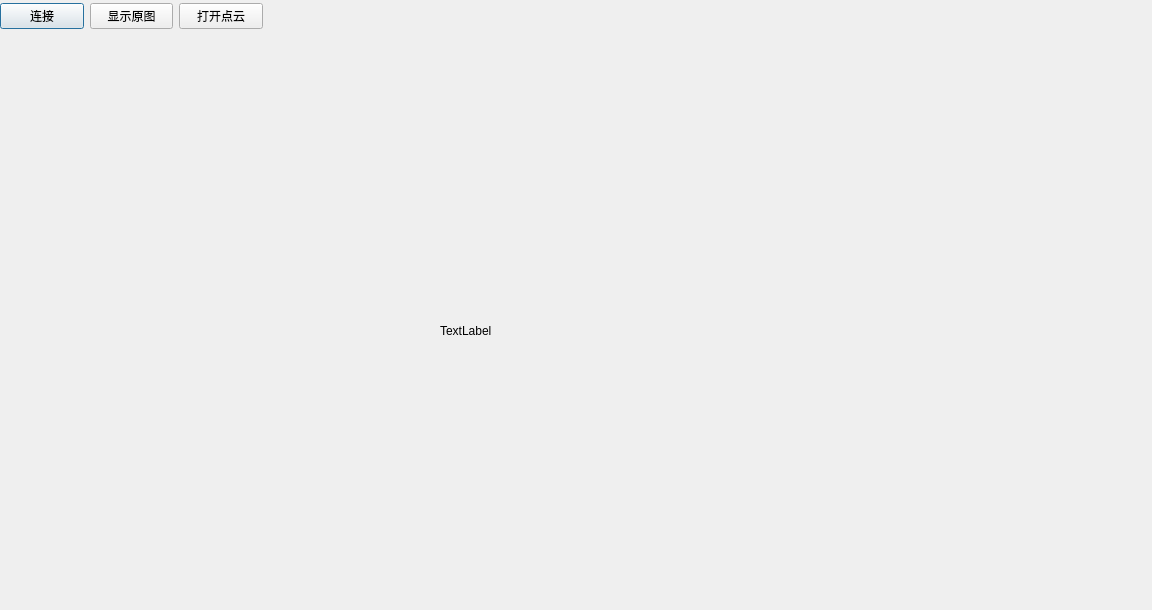
This is leaser_measurementdlg.ui in qubo188612/leaser_measurement as Qt 5 draws it before an edit. The edited form follows.
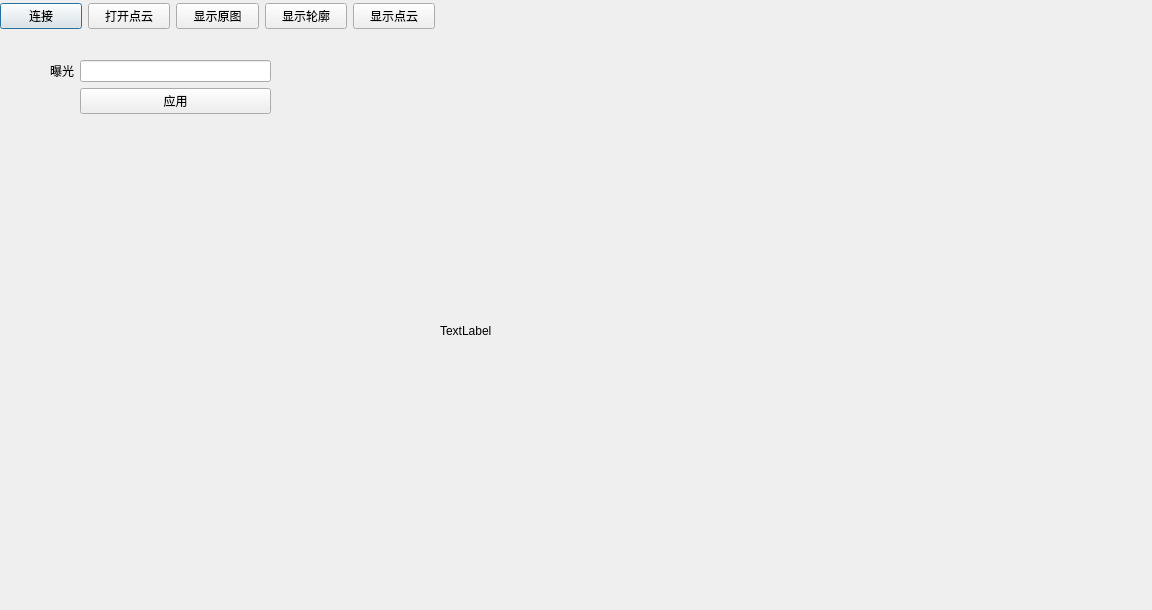
This is the edited form.

The edit to the form file:
```diff
--- a/leaser_measurementdlg.ui
+++ b/leaser_measurementdlg.ui
@@ -18,25 +18,18 @@
     <rect>
      <x>0</x>
      <y>0</y>
-     <width>263</width>
+     <width>435</width>
      <height>32</height>
     </rect>
    </property>
    <layout class="QHBoxLayout" name="horizontalLayout">
     <item>
-     <widget class="QPushButton" name="pushButton">
+     <widget class="QPushButton" name="connectcamBtn">
       <property name="text">
        <string>连接</string>
       </property>
      </widget>
     </item>
-    <item>
-     <widget class="QPushButton" name="pushButton_2">
-      <property name="text">
-       <string>显示原图</string>
-      </property>
-     </widget>
-    </item>
     <item>
      <widget class="QPushButton" name="openpointfileBtn">
       <property name="text">
@@ -44,6 +37,27 @@
       </property>
      </widget>
     </item>
+    <item>
+     <widget class="QPushButton" name="pushButton_2">
+      <property name="text">
+       <string>显示原图</string>
+      </property>
+     </widget>
+    </item>
+    <item>
+     <widget class="QPushButton" name="pushButton">
+      <property name="text">
+       <string>显示轮廓</string>
+      </property>
+     </widget>
+    </item>
+    <item>
+     <widget class="QPushButton" name="pushButton_4">
+      <property name="text">
+       <string>显示点云</string>
+      </property>
+     </widget>
+    </item>
    </layout>
   </widget>
   <widget class="QLabel" name="label">
@@ -59,6 +73,35 @@
     <string>TextLabel</string>
    </property>
   </widget>
+  <widget class="QWidget" name="formLayoutWidget">
+   <property name="geometry">
+    <rect>
+     <x>50</x>
+     <y>60</y>
+     <width>221</width>
+     <height>71</height>
+    </rect>
+   </property>
+   <layout class="QFormLayout" name="formLayout">
+    <item row="0" column="0">
+     <widget class="QLabel" name="label_2">
+      <property name="text">
+       <string>曝光</string>
+      </property>
+     </widget>
+    </item>
+    <item row="0" column="1">
+     <widget class="QLineEdit" name="lineEdit"/>
+    </item>
+    <item row="1" column="1">
+     <widget class="QPushButton" name="pushButton_3">
+      <property name="text">
+       <string>应用</string>
+      </property>
+     </widget>
+    </item>
+   </layout>
+  </widget>
  </widget>
  <resources/>
  <connections/>
```
